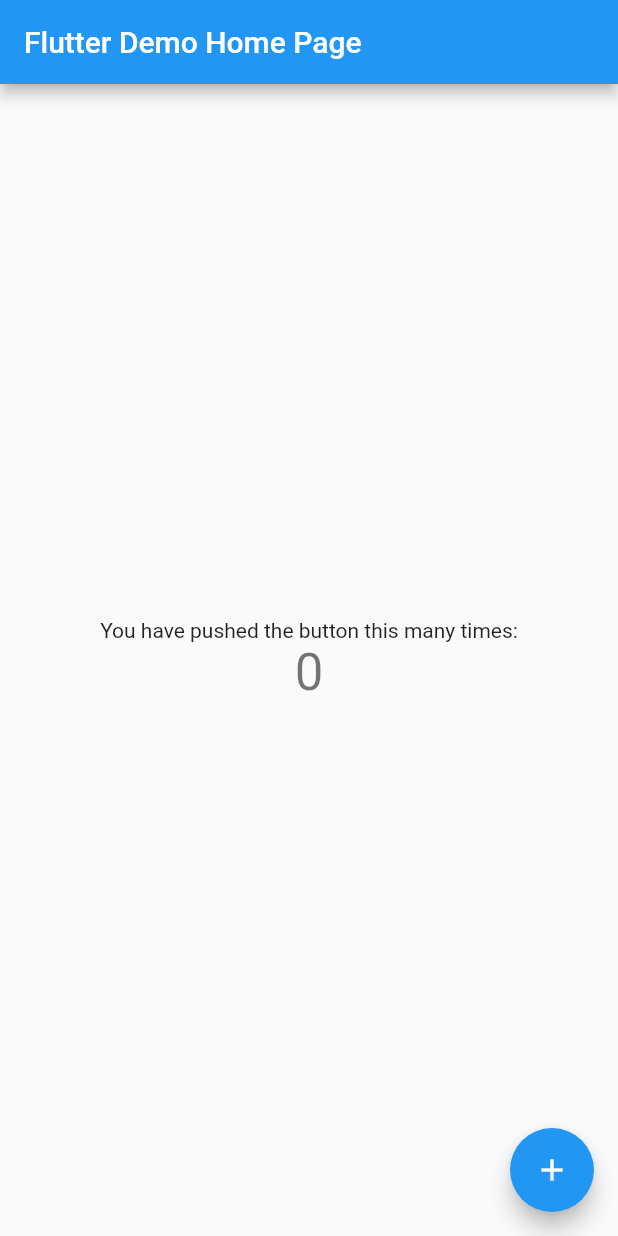
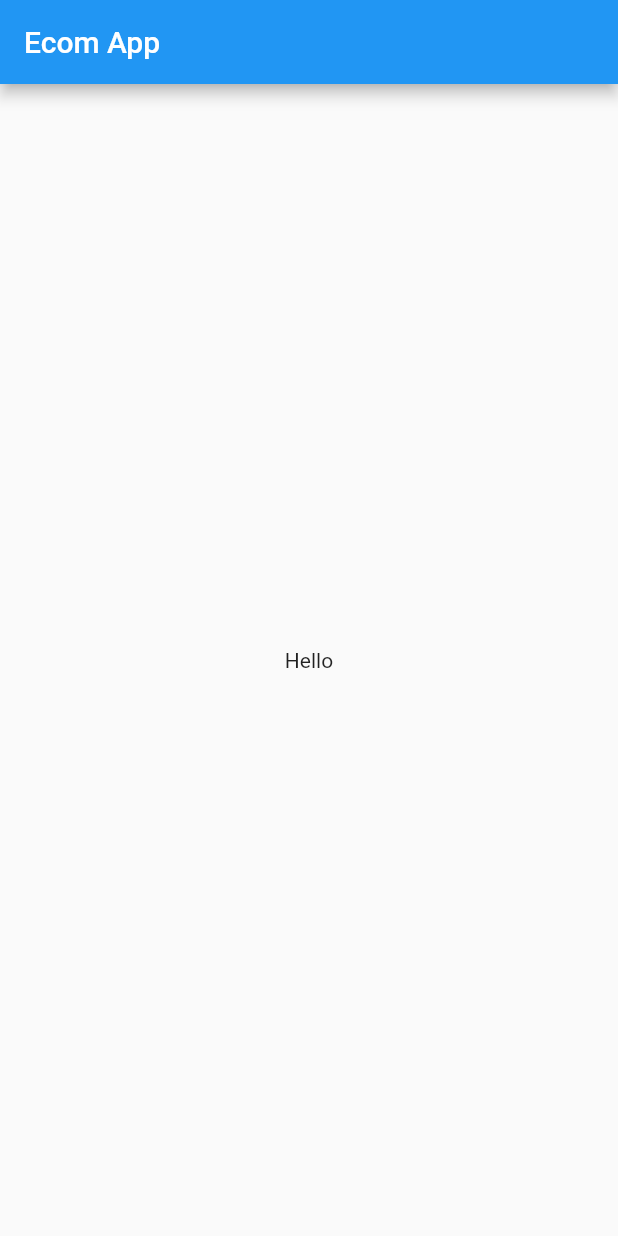
Before and after one commit to saad0259/custom_multivendor_ecommerce_app_flutter, a Flutter app: the screen it shows after launch, on a phone screen of 412 x 824 dp. Run offline on Flutter 3.47's test engine with Material 2 defaults, Android fonts, the phone set to English and light mode, and no system bars.

Commit message:
added ChangeNotifier Provider in main for CustomSlider, Category and Product+ Made a dummy little starter app

```diff
--- a/lib/main.dart
+++ b/lib/main.dart
@@ -1,4 +1,17 @@
+// ignore_for_file: prefer_const_constructors
+// ignore: todo
+// TODO: Remove the Above lines before release
+
+//Dart
+
+//Packages
 import 'package:flutter/material.dart';
+import 'package:provider/provider.dart';
+
+//Files
+import './providers/slider_provider.dart';
+import './providers/category_provider.dart';
+import './providers/product_provider.dart';
 
 void main() {
   runApp(const MyApp());
@@ -10,106 +23,40 @@
   // This widget is the root of your application.
   @override
   Widget build(BuildContext context) {
-    return MaterialApp(
-      title: 'Flutter Demo',
-      theme: ThemeData(
-        // This is the theme of your application.
-        //
-        // Try running your application with "flutter run". You'll see the
-        // application has a blue toolbar. Then, without quitting the app, try
-        // changing the primarySwatch below to Colors.green and then invoke
-        // "hot reload" (press "r" in the console where you ran "flutter run",
-        // or simply save your changes to "hot reload" in a Flutter IDE).
-        // Notice that the counter didn't reset back to zero; the application
-        // is not restarted.
-        primarySwatch: Colors.blue,
+    return MultiProvider(
+      providers: [
+        ChangeNotifierProvider(
+            create: (ctx) =>
+                CustomSliderProvider()), // Provider for CustomSlider
+        ChangeNotifierProvider(
+            create: (ctx) => CategoryProvider()), // Provider for Category
+        ChangeNotifierProvider(
+            create: (ctx) => ProductProvider()), // Provider for Product
+      ],
+      child: MaterialApp(
+        debugShowCheckedModeBanner: false,
+        title: 'Flutter Demo',
+        theme: ThemeData(
+          primarySwatch: Colors.blue,
+        ),
+        home: DummyPage(),
       ),
-      home: const MyHomePage(title: 'Flutter Demo Home Page'),
     );
   }
 }
 
-class MyHomePage extends StatefulWidget {
-  const MyHomePage({Key? key, required this.title}) : super(key: key);
-
-  // This widget is the home page of your application. It is stateful, meaning
-  // that it has a State object (defined below) that contains fields that affect
-  // how it looks.
-
-  // This class is the configuration for the state. It holds the values (in this
-  // case the title) provided by the parent (in this case the App widget) and
-  // used by the build method of the State. Fields in a Widget subclass are
-  // always marked "final".
-
-  final String title;
-
-  @override
-  State<MyHomePage> createState() => _MyHomePageState();
-}
-
-class _MyHomePageState extends State<MyHomePage> {
-  int _counter = 0;
-
-  void _incrementCounter() {
-    setState(() {
-      // This call to setState tells the Flutter framework that something has
-      // changed in this State, which causes it to rerun the build method below
-      // so that the display can reflect the updated values. If we changed
-      // _counter without calling setState(), then the build method would not be
-      // called again, and so nothing would appear to happen.
-      _counter++;
-    });
-  }
+class DummyPage extends StatelessWidget {
+  const DummyPage({Key? key}) : super(key: key);
 
   @override
   Widget build(BuildContext context) {
-    // This method is rerun every time setState is called, for instance as done
-    // by the _incrementCounter method above.
-    //
-    // The Flutter framework has been optimized to make rerunning build methods
-    // fast, so that you can just rebuild anything that needs updating rather
-    // than having to individually change instances of widgets.
     return Scaffold(
       appBar: AppBar(
-        // Here we take the value from the MyHomePage object that was created by
-        // the App.build method, and use it to set our appbar title.
-        title: Text(widget.title),
+        title: Text('Ecom App'),
       ),
       body: Center(
-        // Center is a layout widget. It takes a single child and positions it
-        // in the middle of the parent.
-        child: Column(
-          // Column is also a layout widget. It takes a list of children and
-          // arranges them vertically. By default, it sizes itself to fit its
-          // children horizontally, and tries to be as tall as its parent.
-          //
-          // Invoke "debug painting" (press "p" in the console, choose the
-          // "Toggle Debug Paint" action from the Flutter Inspector in Android
-          // Studio, or the "Toggle Debug Paint" command in Visual Studio Code)
-          // to see the wireframe for each widget.
-          //
-          // Column has various properties to control how it sizes itself and
-          // how it positions its children. Here we use mainAxisAlignment to
-          // center the children vertically; the main axis here is the vertical
-          // axis because Columns are vertical (the cross axis would be
-          // horizontal).
-          mainAxisAlignment: MainAxisAlignment.center,
-          children: <Widget>[
-            const Text(
-              'You have pushed the button this many times:',
-            ),
-            Text(
-              '$_counter',
-              style: Theme.of(context).textTheme.headline4,
-            ),
-          ],
-        ),
+        child: Text('Hello'),
       ),
-      floatingActionButton: FloatingActionButton(
-        onPressed: _incrementCounter,
-        tooltip: 'Increment',
-        child: const Icon(Icons.add),
-      ), // This trailing comma makes auto-formatting nicer for build methods.
     );
   }
 }
--- a/lib/providers/product_provider.dart
+++ b/lib/providers/product_provider.dart
@@ -1,7 +1,7 @@
 import 'package:flutter/material.dart';
 import '../models/product.dart';
 
-class CategoryProvider with ChangeNotifier {
+class ProductProvider with ChangeNotifier {
   final List<Product> _items = [
     Product(
         id: '1',
--- a/lib/providers/slider_provider.dart
+++ b/lib/providers/slider_provider.dart
@@ -1,7 +1,7 @@
 import 'package:flutter/material.dart';
 import '../models/custom_slider.dart';
 
-class CategoryProvider with ChangeNotifier {
+class CustomSliderProvider with ChangeNotifier {
   final List<CustomSlider> _items = [
     CustomSlider(id: '1', imageUrl: 'imageUrl', position: 1),
     CustomSlider(id: '2', imageUrl: 'imageUrl', position: 2),
```
Also changed, not shown: pubspec.yaml (+4 -12 lines), pubspec.lock.
